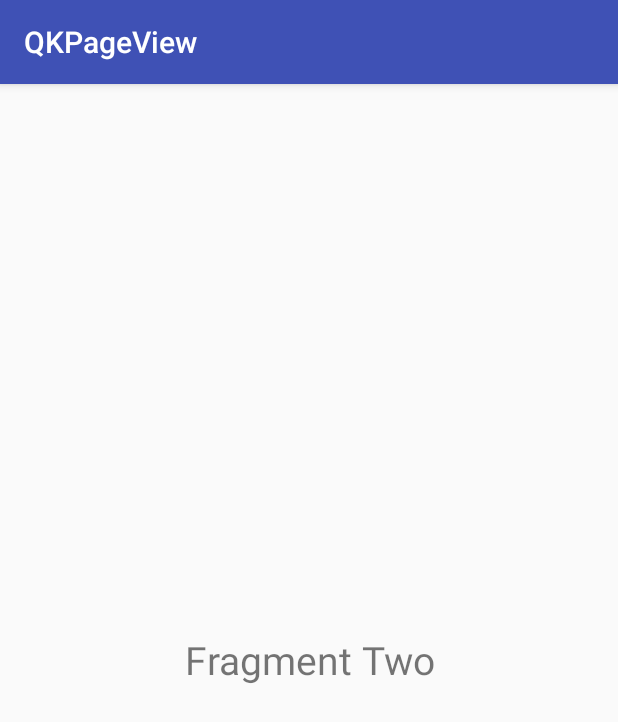
After one commit to ling9400/QKPageView, an Android app: the fragment FragmentTwo shown on its own in the app's theme, on a phone screen of 412 x 824 dp. The commit adds this screen. Shown: the top 722 px of the screen. Run offline under Robolectric (Android 15) with nearby library versions, the phone set to English and light mode, and no system bars.

Commit message:
添加自定View

```diff
--- a/app/build.gradle
+++ b/app/build.gradle
@@ -20,10 +20,13 @@ android {
 }
 
 dependencies {
-    compile fileTree(dir: 'libs', include: ['*.jar'])
+    compile fileTree(include: ['*.jar'], dir: 'libs')
     androidTestCompile('com.android.support.test.espresso:espresso-core:2.2.2', {
         exclude group: 'com.android.support', module: 'support-annotations'
     })
     compile 'com.android.support:appcompat-v7:25.1.0'
     testCompile 'junit:junit:4.12'
+    compile project(':kcpageview')
+    compile 'com.jakewharton:butterknife:8.4.0'
+    annotationProcessor 'com.jakewharton:butterknife-compiler:8.4.0'
 }
--- /dev/null
+++ b/app/src/main/java/com/qkling/qkpageview/FragmentTwo.java
@@ -0,0 +1,20 @@
+package com.qkling.qkpageview;
+
+import android.os.Bundle;
+import android.support.annotation.Nullable;
+import android.support.v4.app.Fragment;
+import android.view.LayoutInflater;
+import android.view.View;
+import android.view.ViewGroup;
+
+/**
+ * Created by qk on 2016/12/20.
+ */
+
+public class FragmentTwo extends Fragment {
+    @Nullable
+    @Override
+    public View onCreateView(LayoutInflater inflater, @Nullable ViewGroup container, @Nullable Bundle savedInstanceState) {
+        return View.inflate(getActivity(), R.layout.fragment_two, null);
+    }
+}
--- /dev/null
+++ b/app/src/main/res/layout/fragment_two.xml
@@ -0,0 +1,12 @@
+<?xml version="1.0" encoding="utf-8"?>
+<RelativeLayout xmlns:android="http://schemas.android.com/apk/res/android"
+    android:orientation="vertical" android:layout_width="match_parent"
+    android:layout_height="match_parent">
+
+    <TextView
+        android:layout_width="match_parent"
+        android:text="Fragment Two"
+        android:gravity="center"
+        android:textSize="26sp"
+        android:layout_height="match_parent" />
+</RelativeLayout>
```
Also changed, not shown: app/src/main/java/com/qkling/qkpageview/FragmentOne.java (added, +22 -0 lines), app/src/main/java/com/qkling/qkpageview/MainActivity.java (+23 -0 lines), app/src/main/java/com/qkling/qkpageview/MyPagerAdapter.java (added, +30 -0 lines), app/src/main/res/layout/activity_main.xml (+33 -9 lines), app/src/main/res/layout/fragment_one.xml (added, +12 -0 lines).
